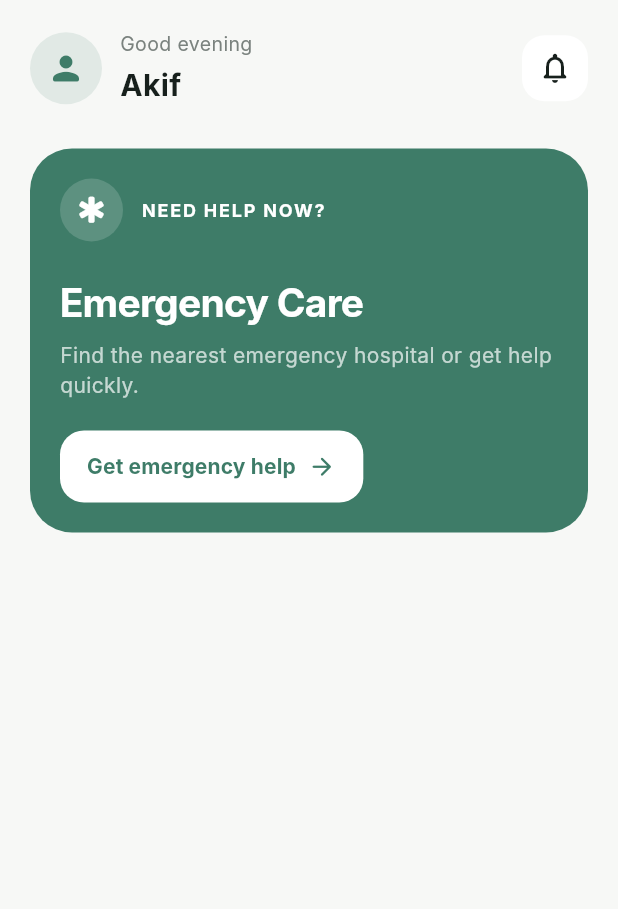
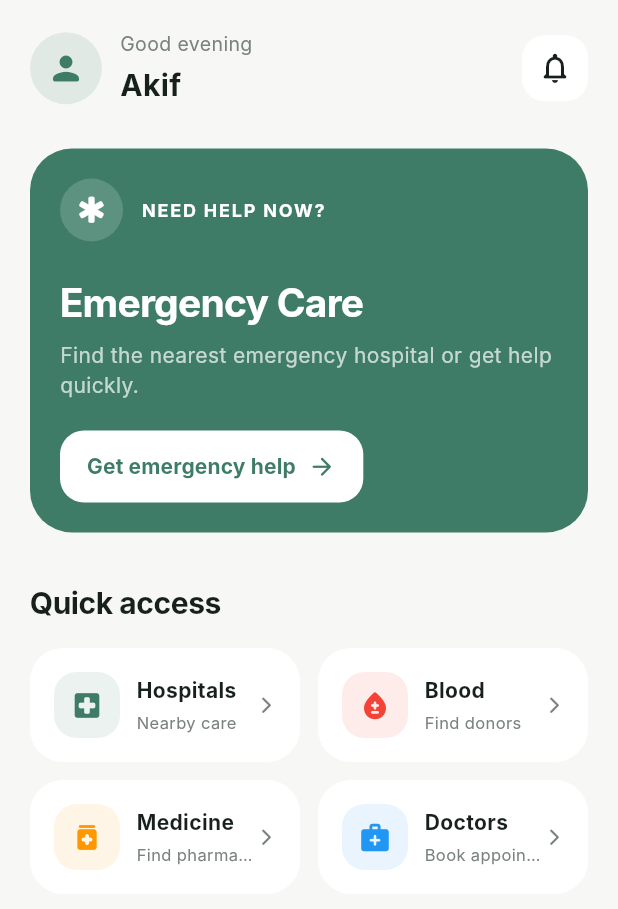
Before and after one commit to AshrafulAlamAkif/pulse_health, a Flutter app: the HomeScreen screen opened directly, on a phone screen of 412 x 824 dp. Shown: the top 909 px of the screen. Run offline on Flutter 3.47's test engine with Material 3 defaults, Android fonts, the phone set to English and light mode, and no system bars; our stand-ins replace flutter_riverpod, shared_preferences; accounts and stored records are empty; Roboto replaces fonts that are missing (Inter).

Commit message:
step 5.2: Added Quick Access sesction with Widgets, and this widgets class added under the Emergency in the home screen

```diff
--- a/lib/features/home/home_screen.dart
+++ b/lib/features/home/home_screen.dart
@@ -2,6 +2,7 @@ import 'package:flutter/material.dart';
 import 'package:pulse_health/app/theme/app_colors.dart';
 import 'package:pulse_health/features/home/widgets/emergency_card.dart';
 import 'package:pulse_health/features/home/widgets/home_header.dart';
+import 'package:pulse_health/features/home/widgets/quick_access_section.dart';
 
 class HomeScreen extends StatelessWidget {
   const HomeScreen({
@@ -33,7 +34,9 @@ class HomeScreen extends StatelessWidget {
 
               const SizedBox(height: 32),
 
-              // পরের ধাপে এখানে Quick Access আসবে।
+              const QuickAccessSection(),
+
+              const SizedBox(height: 32),
 
               // পরের ধাপে এখানে Near You আসবে।
 
--- /dev/null
+++ b/lib/features/home/widgets/quick_access_section.dart
@@ -0,0 +1,207 @@
+import 'package:flutter/material.dart';
+import 'package:pulse_health/app/theme/app_colors.dart';
+
+class QuickAccessSection extends StatelessWidget {
+  const QuickAccessSection({
+    super.key,
+  });
+
+  @override
+  Widget build(BuildContext context) {
+    return Column(
+      crossAxisAlignment: CrossAxisAlignment.start,
+      children: [
+        const Text(
+          'Quick access',
+          style: TextStyle(
+            fontSize: 20,
+            fontWeight: FontWeight.w700,
+            color: AppColors.dark,
+            letterSpacing: -0.3,
+          ),
+        ),
+
+        const SizedBox(height: 16),
+
+        // প্রথম row।
+        Row(
+          children: [
+            Expanded(
+              child: _QuickAccessItem(
+                icon: Icons.local_hospital_rounded,
+                title: 'Hospitals',
+                subtitle: 'Nearby care',
+                iconBackground: AppColors.primary.withValues(
+                  alpha: 0.10,
+                ),
+                iconColor: AppColors.primary,
+                onTap: () {
+                  // পরে Nearby Hospitals screen-এ যাব।
+                },
+              ),
+            ),
+
+            const SizedBox(width: 12),
+
+            Expanded(
+              child: _QuickAccessItem(
+                icon: Icons.bloodtype_rounded,
+                title: 'Blood',
+                subtitle: 'Find donors',
+                iconBackground: Colors.red.withValues(
+                  alpha: 0.10,
+                ),
+                iconColor: Colors.red,
+                onTap: () {
+                  // পরে Blood Management screen-এ যাব।
+                },
+              ),
+            ),
+          ],
+        ),
+
+        const SizedBox(height: 12),
+
+        // দ্বিতীয় row।
+        Row(
+          children: [
+            Expanded(
+              child: _QuickAccessItem(
+                icon: Icons.medication_rounded,
+                title: 'Medicine',
+                subtitle: 'Find pharmacy',
+                iconBackground: Colors.orange.withValues(
+                  alpha: 0.10,
+                ),
+                iconColor: Colors.orange,
+                onTap: () {
+                  // পরে Medicine screen-এ যাব।
+                },
+              ),
+            ),
+
+            const SizedBox(width: 12),
+
+            Expanded(
+              child: _QuickAccessItem(
+                icon: Icons.medical_services_rounded,
+                title: 'Doctors',
+                subtitle: 'Book appointment',
+                iconBackground: Colors.blue.withValues(
+                  alpha: 0.10,
+                ),
+                iconColor: Colors.blue,
+                onTap: () {
+                  // পরে Doctor & Appointment screen-এ যাব।
+                },
+              ),
+            ),
+          ],
+        ),
+      ],
+    );
+  }
+}
+
+/// একটি reusable Quick Access item।
+///
+/// একই ধরনের চারটি UI আলাদাভাবে লেখার বদলে
+/// একটি reusable widget ব্যবহার করছি।
+///
+/// এতে পরে design পরিবর্তন করতে হলে
+/// শুধু এই widget পরিবর্তন করলেই হবে।
+class _QuickAccessItem extends StatelessWidget {
+  const _QuickAccessItem({
+    required this.icon,
+    required this.title,
+    required this.subtitle,
+    required this.iconBackground,
+    required this.iconColor,
+    required this.onTap,
+  });
+
+  final IconData icon;
+  final String title;
+  final String subtitle;
+  final Color iconBackground;
+  final Color iconColor;
+  final VoidCallback onTap;
+
+  @override
+  Widget build(BuildContext context) {
+    return Material(
+      color: Colors.white,
+      borderRadius: BorderRadius.circular(22),
+
+      // InkWell ব্যবহার করছি যাতে tap করলে
+      // user একটি visual feedback পায়।
+      child: InkWell(
+        onTap: onTap,
+        borderRadius: BorderRadius.circular(22),
+
+        child: Padding(
+          padding: const EdgeInsets.all(16),
+
+          child: Row(
+            children: [
+              Container(
+                width: 44,
+                height: 44,
+
+                decoration: BoxDecoration(
+                  color: iconBackground,
+                  borderRadius: BorderRadius.circular(15),
+                ),
+
+                child: Icon(
+                  icon,
+                  color: iconColor,
+                  size: 22,
+                ),
+              ),
+
+              const SizedBox(width: 11),
+
+              Expanded(
+                child: Column(
+                  crossAxisAlignment:
+                      CrossAxisAlignment.start,
+                  children: [
+                    Text(
+                      title,
+                      maxLines: 1,
+                      overflow: TextOverflow.ellipsis,
+                      style: const TextStyle(
+                        fontSize: 14,
+                        fontWeight: FontWeight.w700,
+                        color: AppColors.dark,
+                      ),
+                    ),
+
+                    const SizedBox(height: 4),
+
+                    Text(
+                      subtitle,
+                      maxLines: 1,
+                      overflow: TextOverflow.ellipsis,
+                      style: const TextStyle(
+                        fontSize: 11,
+                        color: AppColors.textSecondary,
+                      ),
+                    ),
+                  ],
+                ),
+              ),
+
+              const Icon(
+                Icons.arrow_forward_ios_rounded,
+                size: 13,
+                color: AppColors.textSecondary,
+              ),
+            ],
+          ),
+        ),
+      ),
+    );
+  }
+}
```
